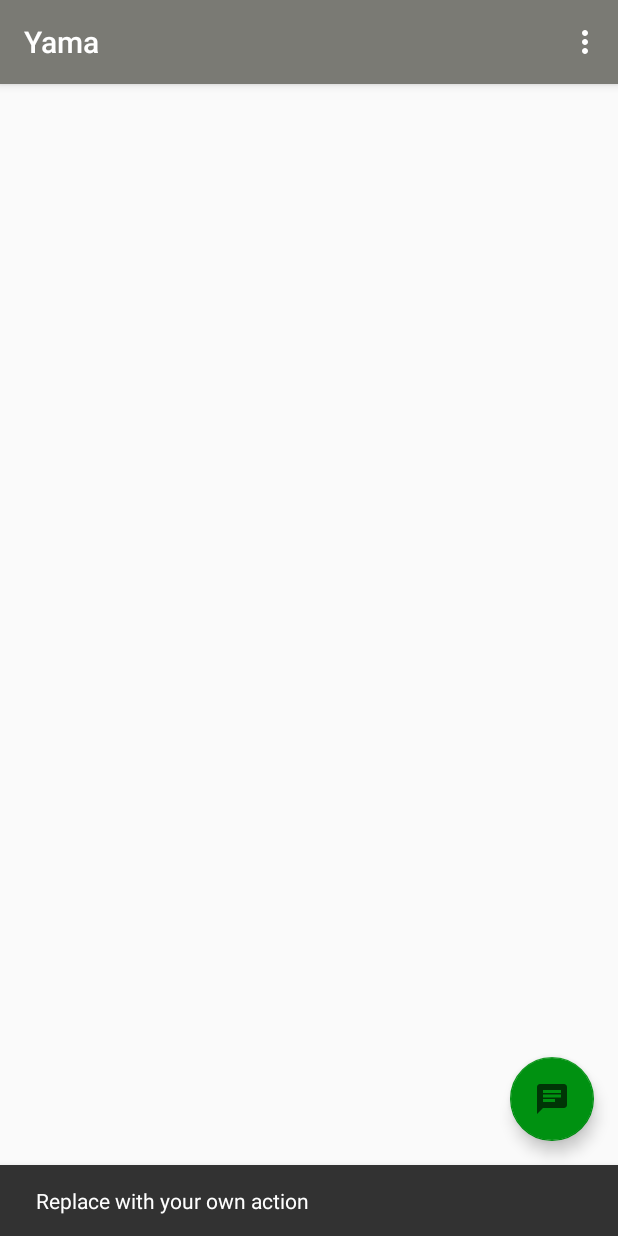
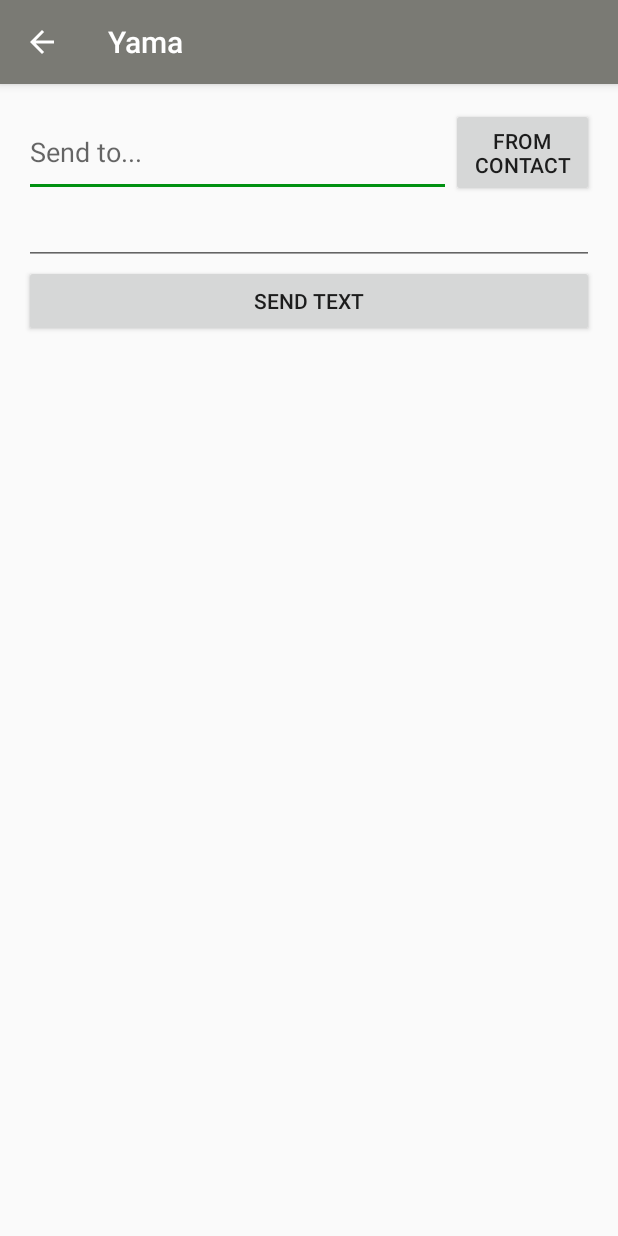
Before and after one commit to tgents/uw-info-498-android, an Android app: the screen it shows after launch (MainActivity before the commit, SendActivity after it), after a tap on an icon or button, on a phone screen of 412 x 824 dp. Run offline under Robolectric (Android 15) with nearby library versions, the phone set to English and light mode, and no system bars.

Commit message:
sending works

```diff
--- /dev/null
+++ b/yama/app/src/main/res/layout/activity_send.xml
@@ -0,0 +1,45 @@
+<?xml version="1.0" encoding="utf-8"?>
+<RelativeLayout xmlns:android="http://schemas.android.com/apk/res/android"
+    xmlns:tools="http://schemas.android.com/tools"
+    android:layout_width="match_parent"
+    android:layout_height="match_parent"
+    android:paddingBottom="@dimen/activity_vertical_margin"
+    android:paddingLeft="@dimen/activity_horizontal_margin"
+    android:paddingRight="@dimen/activity_horizontal_margin"
+    android:paddingTop="@dimen/activity_vertical_margin"
+    tools:context="edu.uw.tgents.yama.SendActivity">
+
+    <LinearLayout
+        android:id="@+id/contact"
+        android:orientation="horizontal"
+        android:layout_width="match_parent"
+        android:layout_height="wrap_content">
+        <EditText
+            android:id="@+id/phoneNum"
+            android:layout_width="0dp"
+            android:layout_height="match_parent"
+            android:layout_weight=".6"
+            android:hint="Send to..."
+            android:inputType="phone"/>
+        <Button
+            android:id="@+id/contactBtn"
+            android:layout_width="0dp"
+            android:layout_height="match_parent"
+            android:layout_weight=".2"
+            android:text="from contact"/>
+    </LinearLayout>
+
+    <EditText
+        android:id="@+id/content"
+        android:layout_below="@+id/contact"
+        android:layout_width="match_parent"
+        android:layout_height="wrap_content" />
+
+    <Button
+        android:id="@+id/sendText"
+        android:layout_below="@+id/content"
+        android:layout_width="match_parent"
+        android:layout_height="wrap_content"
+        android:text="Send Text"/>
+
+</RelativeLayout>
```
Also changed, not shown: yama/app/src/main/AndroidManifest.xml (+8 -0 lines), yama/app/src/main/java/edu/uw/tgents/yama/MainActivity.java (+40 -3 lines), yama/app/src/main/java/edu/uw/tgents/yama/MyReceiver.java (added, +28 -0 lines), yama/app/src/main/java/edu/uw/tgents/yama/SendActivity.java (+86 -8 lines).
